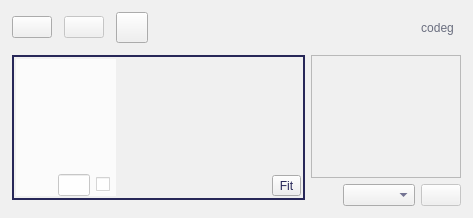
NikolayRag/codeg, file src/Ui/AppWindow.ui: the form before one commit.
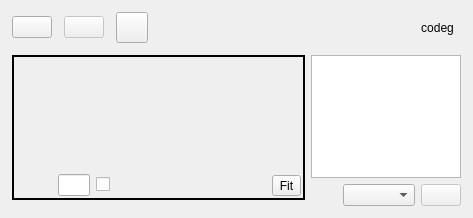
The form after the commit. Icons and pictures are not drawn.

What changed in the file:
```diff
--- a/src/Ui/AppWindow.ui
+++ b/src/Ui/AppWindow.ui
@@ -10,9 +10,6 @@
     <height>218</height>
    </rect>
   </property>
-  <property name="styleSheet">
-   <string notr="true">background-color: rgb(240, 240, 240);</string>
-  </property>
   <widget class="QWidget" name="centralwidget">
    <layout class="QGridLayout" name="gridLayout">
     <property name="leftMargin">
@@ -32,9 +29,6 @@
     </property>
     <item row="0" column="0">
      <widget class="QFrame" name="outerFrame">
-      <property name="styleSheet">
-       <string notr="true">color: rgb(160,160,220);</string>
-      </property>
       <layout class="QVBoxLayout" name="verticalLayout_2">
        <property name="spacing">
         <number>12</number>
@@ -53,9 +47,6 @@
        </property>
        <item>
         <widget class="QFrame" name="frameCaption">
-         <property name="styleSheet">
-          <string notr="true">color: rgb(106, 110, 127);</string>
-         </property>
          <layout class="QHBoxLayout" name="horizontalLayout_5">
           <property name="spacing">
            <number>12</number>
@@ -160,9 +151,6 @@
        </item>
        <item>
         <widget class="QFrame" name="lay_appWindow">
-         <property name="styleSheet">
-          <string notr="true">color: rgb(39, 39, 88);</string>
-         </property>
          <property name="frameShape">
           <enum>QFrame::NoFrame</enum>
          </property>
@@ -285,9 +273,6 @@
                     <height>16777215</height>
                    </size>
                   </property>
-                  <property name="styleSheet">
-                   <string notr="true">background-color: rgba(255, 255, 255, 192);</string>
-                  </property>
                   <layout class="QVBoxLayout" name="verticalLayout_4">
                    <property name="leftMargin">
                     <number>0</number>
```
Left out of the diff: 5 changed lines with no effect on the pictures.
